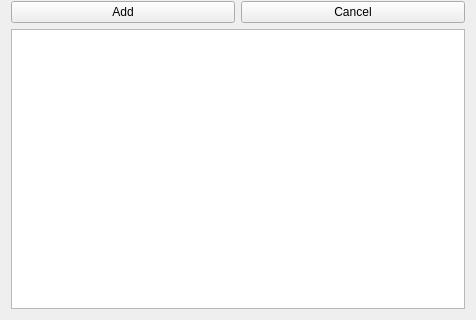
Before: the Qt Designer form ui/uinewjob.ui in DevGadBadr/robust, drawn with Qt 5; both pictures show x 0 to 476 and y 142 to 462 of the 476 by 462 pixel window.
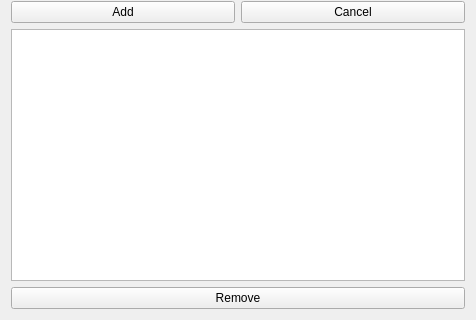
After: the same form once the commit is applied. Icons and pictures are not drawn.

Patch:
```diff
--- a/ui/uinewjob.ui
+++ b/ui/uinewjob.ui
@@ -173,7 +173,18 @@
     </layout>
    </item>
    <item>
-    <widget class="QTextBrowser" name="existJobsArea"/>
+    <widget class="QListWidget" name="existJobsList"/>
+   </item>
+   <item>
+    <layout class="QHBoxLayout" name="horizontalLayout_4">
+     <item>
+      <widget class="QPushButton" name="removeButton">
+       <property name="text">
+        <string>Remove</string>
+       </property>
+      </widget>
+     </item>
+    </layout>
    </item>
   </layout>
  </widget>
```
Left out of the diff: 2 changed lines with no effect on the pictures.
